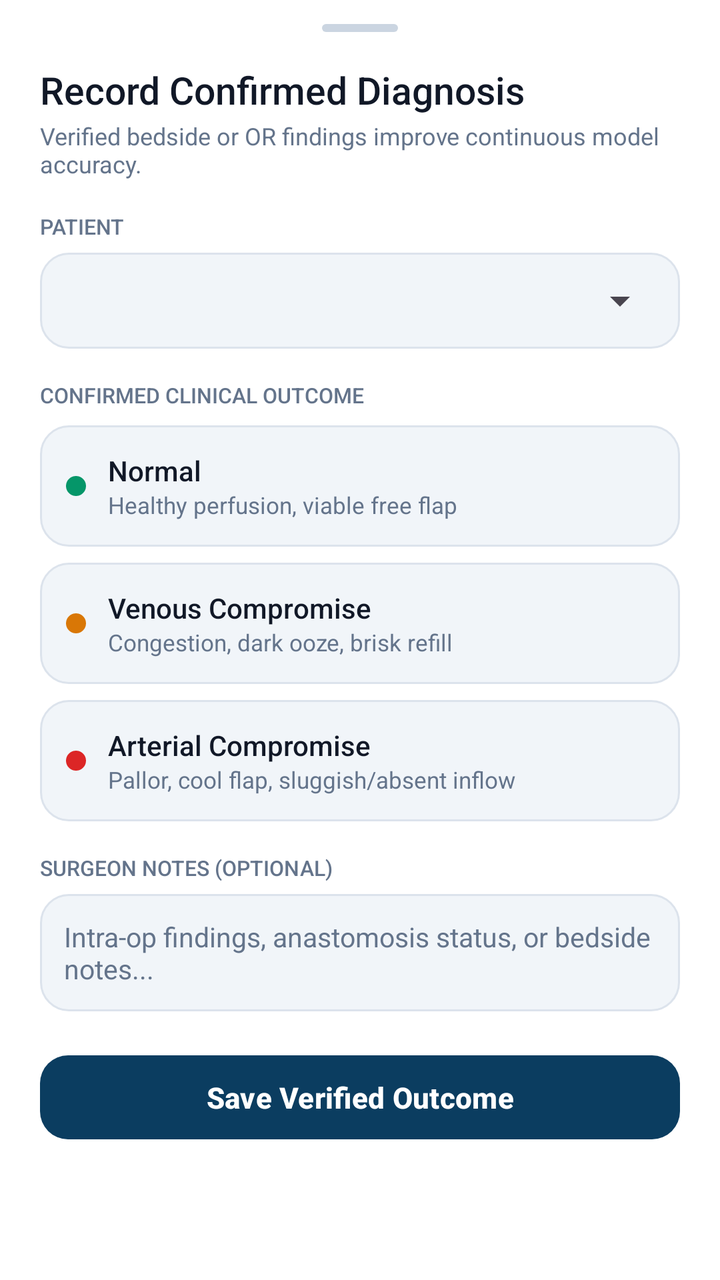
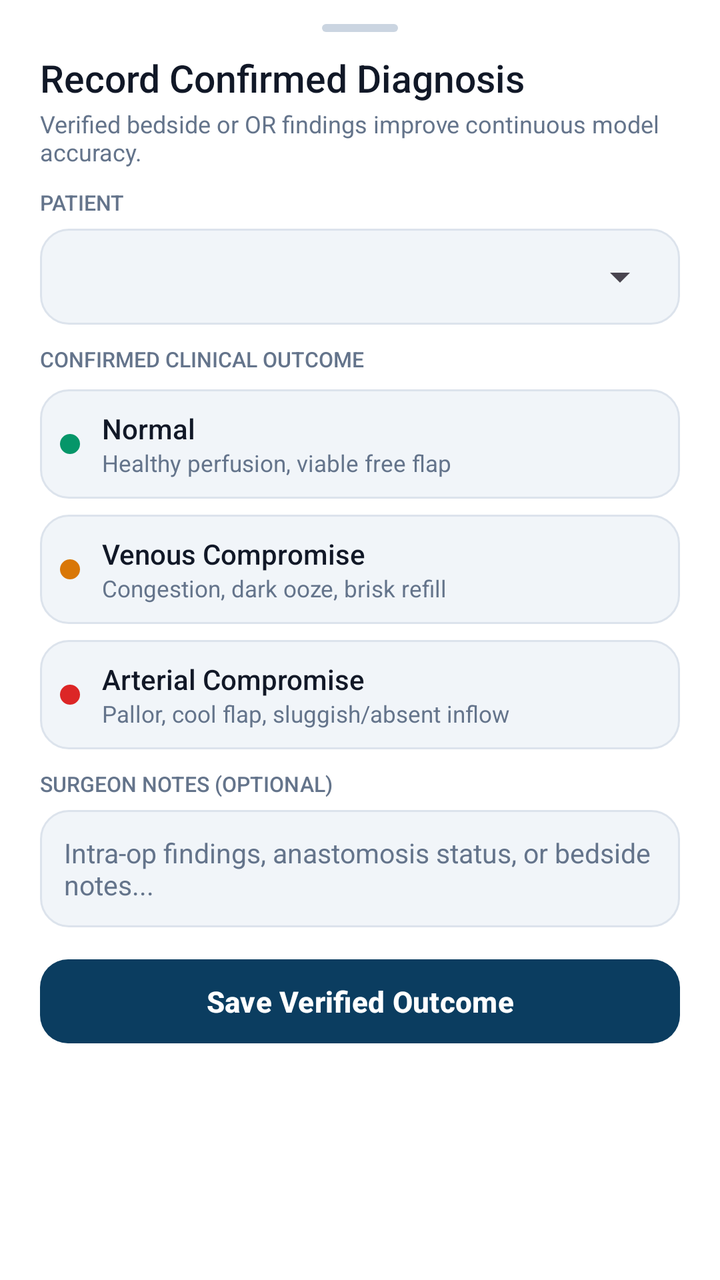

The first picture is an Android layout as it rendered before a commit; the second is the same layout after the commit. The layout source and the unified diff follow.
<!-- AndroidManifest.xml: application theme Theme.FlapGuardAI -->
<!-- res/layout/sheet_log_outcome.xml -->
<?xml version="1.0" encoding="utf-8"?>
<androidx.core.widget.NestedScrollView xmlns:android="http://schemas.android.com/apk/res/android"
    xmlns:app="http://schemas.android.com/apk/res-auto"
    android:layout_width="match_parent"
    android:layout_height="wrap_content"
    android:background="@color/fg_surface">

    <LinearLayout
        android:layout_width="match_parent"
        android:layout_height="wrap_content"
        android:orientation="vertical"
        android:paddingStart="20dp"
        android:paddingTop="12dp"
        android:paddingEnd="20dp"
        android:paddingBottom="26dp">

        <View
            android:layout_width="38dp"
            android:layout_height="4dp"
            android:layout_gravity="center_horizontal"
            android:layout_marginBottom="16dp"
            android:background="@drawable/bg_sheet_handle" />

        <TextView
            android:layout_width="wrap_content"
            android:layout_height="wrap_content"
            android:fontFamily="sans-serif-medium"
            android:text="Record Confirmed Diagnosis"
            android:textColor="@color/fg_text_primary"
            android:textSize="19sp" />

        <TextView
            android:layout_width="wrap_content"
            android:layout_height="wrap_content"
            android:layout_marginTop="2dp"
            android:layout_marginBottom="16dp"
            android:text="Verified bedside or OR findings improve continuous model accuracy."
            android:textColor="@color/fg_text_muted"
            android:textSize="12sp" />

        <TextView
            android:layout_width="wrap_content"
            android:layout_height="wrap_content"
            android:layout_marginBottom="6dp"
            android:fontFamily="sans-serif-medium"
            android:text="PATIENT"
            android:textColor="@color/fg_text_muted"
            android:textSize="10.5sp" />

        <FrameLayout
            android:layout_width="match_parent"
            android:layout_height="48dp"
            android:layout_marginBottom="16dp"
            android:background="@drawable/bg_vital_input"
            android:paddingStart="10dp"
            android:paddingEnd="6dp">

            <Spinner
                android:id="@+id/spinner_outcome_patient_sheet"
                android:layout_width="match_parent"
                android:layout_height="match_parent" />
        </FrameLayout>

        <TextView
            android:layout_width="wrap_content"
            android:layout_height="wrap_content"
            android:layout_marginBottom="8dp"
            android:fontFamily="sans-serif-medium"
            android:text="CONFIRMED CLINICAL OUTCOME"
            android:textColor="@color/fg_text_muted"
            android:textSize="10.5sp" />

        <LinearLayout
            android:id="@+id/chip_group_outcome"
            android:layout_width="match_parent"
            android:layout_height="wrap_content"
            android:layout_marginBottom="16dp"
            android:orientation="vertical">

            <LinearLayout
                android:id="@+id/chip_outcome_normal"
                android:layout_width="match_parent"
                android:layout_height="wrap_content"
                android:layout_marginBottom="8dp"
                android:background="@drawable/bg_vital_input"
                android:clickable="true"
                android:focusable="true"
                android:gravity="center_vertical"
                android:orientation="horizontal"
                android:padding="13dp">

                <View
                    android:layout_width="10dp"
                    android:layout_height="10dp"
                    android:layout_marginEnd="11dp"
                    android:background="@drawable/bg_status_bar"
                    android:backgroundTint="@color/fg_success" />

                <LinearLayout
                    android:layout_width="0dp"
                    android:layout_height="wrap_content"
                    android:layout_weight="1"
                    android:orientation="vertical">

                    <TextView
                        android:id="@+id/tv_outcome_normal_title"
                        android:layout_width="wrap_content"
                        android:layout_height="wrap_content"
                        android:fontFamily="sans-serif-medium"
                        android:text="Normal"
                        android:textColor="@color/fg_text_primary"
                        android:textSize="14sp" />

                    <TextView
                        android:layout_width="wrap_content"
                        android:layout_height="wrap_content"
                        android:text="Healthy perfusion, viable free flap"
                        android:textColor="@color/fg_text_muted"
                        android:textSize="11.5sp" />
                </LinearLayout>
            </LinearLayout>

            <LinearLayout
                android:id="@+id/chip_outcome_venous"
                android:layout_width="match_parent"
                android:layout_height="wrap_content"
                android:layout_marginBottom="8dp"
                android:background="@drawable/bg_vital_input"
                android:clickable="true"
                android:focusable="true"
                android:gravity="center_vertical"
                android:orientation="horizontal"
                android:padding="13dp">

                <View
                    android:layout_width="10dp"
                    android:layout_height="10dp"
                    android:layout_marginEnd="11dp"
                    android:background="@drawable/bg_status_bar"
                    android:backgroundTint="@color/fg_warning" />

                <LinearLayout
                    android:layout_width="0dp"
                    android:layout_height="wrap_content"
                    android:layout_weight="1"
                    android:orientation="vertical">

                    <TextView
                        android:id="@+id/tv_outcome_venous_title"
                        android:layout_width="wrap_content"
                        android:layout_height="wrap_content"
                        android:fontFamily="sans-serif-medium"
                        android:text="Venous Compromise"
                        android:textColor="@color/fg_text_primary"
                        android:textSize="14sp" />

                    <TextView
                        android:layout_width="wrap_content"
                        android:layout_height="wrap_content"
                        android:text="Congestion, dark ooze, brisk refill"
                        android:textColor="@color/fg_text_muted"
                        android:textSize="11.5sp" />
                </LinearLayout>
            </LinearLayout>

            <LinearLayout
                android:id="@+id/chip_outcome_arterial"
                android:layout_width="match_parent"
                android:layout_height="wrap_content"
                android:background="@drawable/bg_vital_input"
                android:clickable="true"
                android:focusable="true"
                android:gravity="center_vertical"
                android:orientation="horizontal"
                android:padding="13dp">

                <View
                    android:layout_width="10dp"
                    android:layout_height="10dp"
                    android:layout_marginEnd="11dp"
                    android:background="@drawable/bg_status_bar"
                    android:backgroundTint="@color/fg_danger" />

                <LinearLayout
                    android:layout_width="0dp"
                    android:layout_height="wrap_content"
                    android:layout_weight="1"
                    android:orientation="vertical">

                    <TextView
                        android:id="@+id/tv_outcome_arterial_title"
                        android:layout_width="wrap_content"
                        android:layout_height="wrap_content"
                        android:fontFamily="sans-serif-medium"
                        android:text="Arterial Compromise"
                        android:textColor="@color/fg_text_primary"
                        android:textSize="14sp" />

                    <TextView
                        android:layout_width="wrap_content"
                        android:layout_height="wrap_content"
                        android:text="Pallor, cool flap, sluggish/absent inflow"
                        android:textColor="@color/fg_text_muted"
                        android:textSize="11.5sp" />
                </LinearLayout>
            </LinearLayout>
        </LinearLayout>

        <TextView
            android:layout_width="wrap_content"
            android:layout_height="wrap_content"
            android:layout_marginBottom="6dp"
            android:fontFamily="sans-serif-medium"
            android:text="SURGEON NOTES (OPTIONAL)"
            android:textColor="@color/fg_text_muted"
            android:textSize="10.5sp" />

        <LinearLayout
            android:layout_width="match_parent"
            android:layout_height="wrap_content"
            android:layout_marginBottom="18dp"
            android:background="@drawable/bg_vital_input"
            android:padding="12dp">

            <EditText
                android:id="@+id/et_outcome_notes_sheet"
                android:layout_width="match_parent"
                android:layout_height="wrap_content"
                android:background="@null"
                android:contentDescription="outcome_notes_input"
                android:gravity="top|start"
                android:hint="Intra-op findings, anastomosis status, or bedside notes..."
                android:inputType="textMultiLine"
                android:minLines="2"
                android:textColor="@color/fg_text_primary"
                android:textColorHint="@color/fg_text_muted"
                android:textSize="13.5sp" />
        </LinearLayout>

        <com.google.android.material.button.MaterialButton
            android:id="@+id/btn_save_outcome_sheet"
            android:layout_width="match_parent"
            android:layout_height="50dp"
            android:text="Save Verified Outcome"
            android:textAllCaps="false"
            android:textColor="@color/white"
            android:textSize="14.5sp"
            android:textStyle="bold"
            app:backgroundTint="@color/fg_primary"
            app:cornerRadius="14dp"
            app:elevation="0dp" />
    </LinearLayout>
</androidx.core.widget.NestedScrollView>
<!-- resources referenced by this layout -->
<resources>
  <color name="fg_danger">#DC2626</color>
  <color name="fg_primary">#0B3D60</color>
  <color name="fg_success">#059669</color>
  <color name="fg_surface">#FFFFFF</color>
  <color name="fg_text_muted">#64748B</color>
  <color name="fg_text_primary">#111827</color>
  <color name="fg_warning">#D97706</color>
  <color name="white">#FFFFFF</color>
  <!-- drawable bg_sheet_handle (drawable) -->
  <?xml version="1.0" encoding="utf-8"?>
  <shape xmlns:android="http://schemas.android.com/apk/res/android" android:shape="rectangle">
      <solid android:color="#CBD5E1" />
      <corners android:radius="999dp" />
  </shape>
  <!-- drawable bg_status_bar (drawable) -->
  <?xml version="1.0" encoding="utf-8"?>
  <shape xmlns:android="http://schemas.android.com/apk/res/android" android:shape="rectangle">
      <solid android:color="@color/fg_success" />
      <corners android:radius="999dp" />
  </shape>
  <!-- drawable bg_vital_input (drawable) -->
  <?xml version="1.0" encoding="utf-8"?>
  <shape xmlns:android="http://schemas.android.com/apk/res/android" android:shape="rectangle">
      <solid android:color="@color/fg_input_bg" />
      <stroke android:width="1dp" android:color="@color/fg_border" />
      <corners android:radius="14dp" />
  </shape>
  <style name="Theme.FlapGuardAI" parent="Base.Theme.FlapGuardAI" />
  <color name="fg_input_bg">#F1F5F9</color>
  <color name="fg_border">#DCE3EC</color>
  <style name="Base.Theme.FlapGuardAI" parent="Theme.Material3.DayNight.NoActionBar">
          <item name="colorPrimary">@color/fg_primary</item>
          <item name="colorOnPrimary">@color/white</item>
          <item name="colorPrimaryContainer">@color/fg_primary_soft</item>
          <item name="colorOnPrimaryContainer">@color/fg_primary_text</item>
          <item name="colorSecondary">@color/fg_accent</item>
          <item name="colorOnSecondary">@color/white</item>
          <item name="colorSecondaryContainer">@color/fg_primary_soft</item>
          <item name="colorOnSecondaryContainer">@color/fg_primary_text</item>
          <item name="colorSurface">@color/fg_surface</item>
          <item name="colorOnSurface">@color/fg_text_primary</item>
          <item name="colorSurfaceVariant">@color/fg_surface_soft</item>
          <item name="colorOnSurfaceVariant">@color/fg_text_secondary</item>
          <item name="colorOutline">@color/fg_border</item>
          <item name="android:windowBackground">@color/fg_bg</item>
          <item name="android:statusBarColor">@color/fg_bg</item>
          <item name="android:navigationBarColor">@color/fg_surface</item>
          <item name="android:windowLightStatusBar">true</item>
      </style>
  <color name="fg_primary_soft">#E7F1F9</color>
  <color name="fg_primary_text">#0B3D60</color>
  <color name="fg_accent">#0D8A7E</color>
  <color name="fg_surface_soft">#EEF2F7</color>
  <color name="fg_text_secondary">#374151</color>
  <color name="fg_bg">#F5F7FA</color>
</resources>

<!-- the commit's change to res/layout/sheet_log_outcome.xml (unified diff, before → after) -->
@@ -12,13 +12,13 @@
         android:paddingStart="20dp"
         android:paddingTop="12dp"
         android:paddingEnd="20dp"
-        android:paddingBottom="26dp">
+        android:paddingBottom="18dp">
 
         <View
             android:layout_width="38dp"
             android:layout_height="4dp"
             android:layout_gravity="center_horizontal"
-            android:layout_marginBottom="16dp"
+            android:layout_marginBottom="10dp"
             android:background="@drawable/bg_sheet_handle" />
 
         <TextView
@@ -33,7 +33,7 @@
             android:layout_width="wrap_content"
             android:layout_height="wrap_content"
             android:layout_marginTop="2dp"
-            android:layout_marginBottom="16dp"
+            android:layout_marginBottom="10dp"
             android:text="Verified bedside or OR findings improve continuous model accuracy."
             android:textColor="@color/fg_text_muted"
             android:textSize="12sp" />
@@ -50,7 +50,7 @@
         <FrameLayout
             android:layout_width="match_parent"
             android:layout_height="48dp"
-            android:layout_marginBottom="16dp"
+            android:layout_marginBottom="10dp"
             android:background="@drawable/bg_vital_input"
             android:paddingStart="10dp"
             android:paddingEnd="6dp">
@@ -74,7 +74,7 @@
             android:id="@+id/chip_group_outcome"
             android:layout_width="match_parent"
             android:layout_height="wrap_content"
-            android:layout_marginBottom="16dp"
+            android:layout_marginBottom="10dp"
             android:orientation="vertical">
 
             <LinearLayout
@@ -87,7 +87,7 @@
                 android:focusable="true"
                 android:gravity="center_vertical"
                 android:orientation="horizontal"
-                android:padding="13dp">
+                android:padding="10dp">
 
                 <View
                     android:layout_width="10dp"
@@ -130,7 +130,7 @@
                 android:focusable="true"
                 android:gravity="center_vertical"
                 android:orientation="horizontal"
-                android:padding="13dp">
+                android:padding="10dp">
 
                 <View
                     android:layout_width="10dp"
@@ -172,7 +172,7 @@
                 android:focusable="true"
                 android:gravity="center_vertical"
                 android:orientation="horizontal"
-                android:padding="13dp">
+                android:padding="10dp">
 
                 <View
                     android:layout_width="10dp"
@@ -218,7 +218,7 @@
         <LinearLayout
             android:layout_width="match_parent"
             android:layout_height="wrap_content"
-            android:layout_marginBottom="18dp"
+            android:layout_marginBottom="12dp"
             android:background="@drawable/bg_vital_input"
             android:padding="12dp">
 
